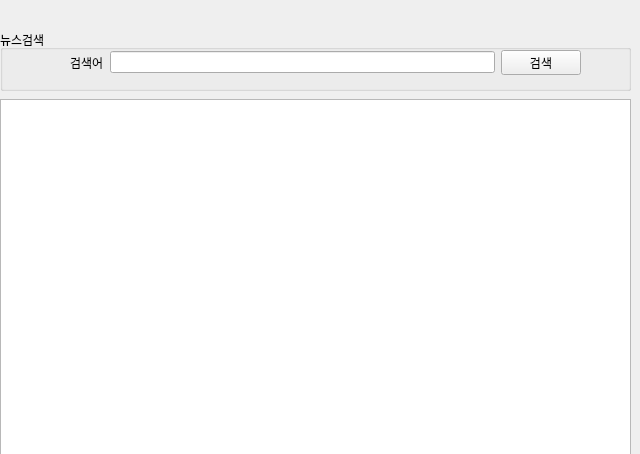
First picture: the form in Part1/studyPyQt/naverApISearch.ui, repository soo-jin-lim/miniprojects, before the edit.
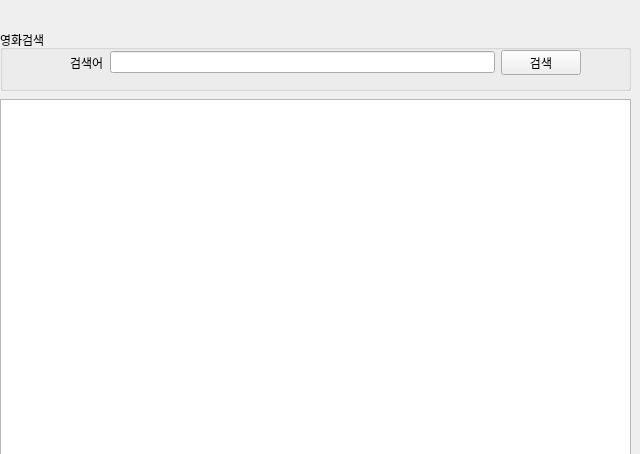
Second picture: the form after the edit.

What changed in the file:
```diff
--- a/Part1/studyPyQt/naverApISearch.ui
+++ b/Part1/studyPyQt/naverApISearch.ui
@@ -26,7 +26,7 @@
     <item>
      <widget class="QGroupBox" name="groupBox">
       <property name="title">
-       <string>뉴스검색</string>
+       <string>영화검색</string>
       </property>
       <widget class="QWidget" name="layoutWidget">
        <property name="geometry">
```
Left out of the diff: 4 changed lines with no effect on the pictures.
